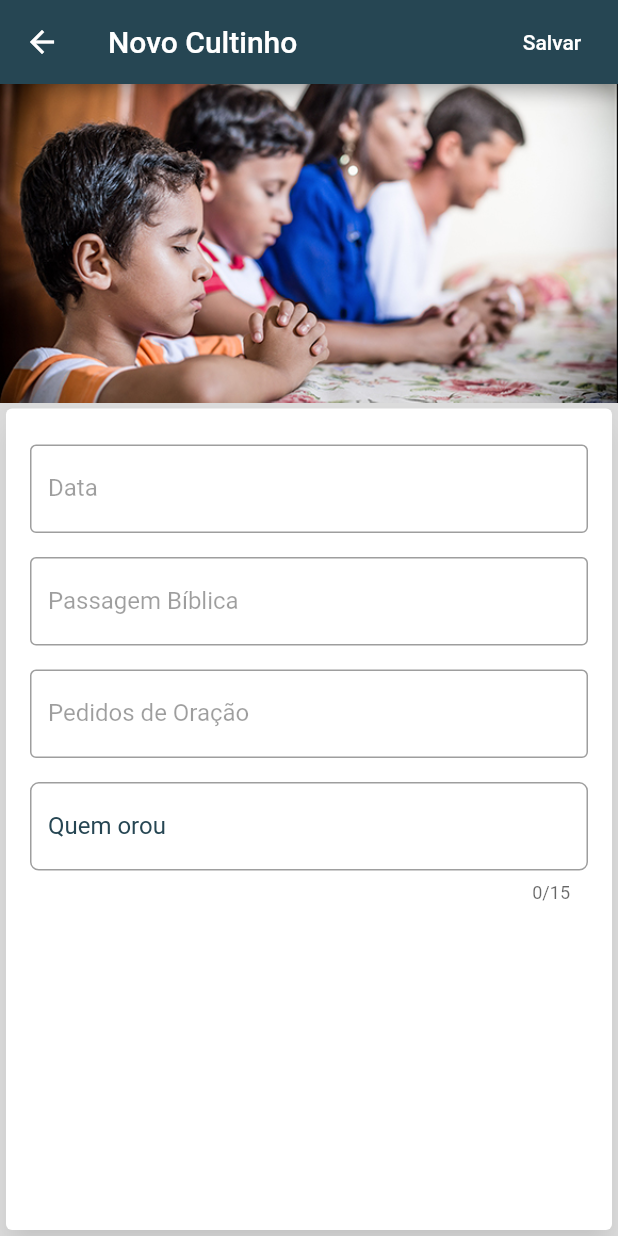
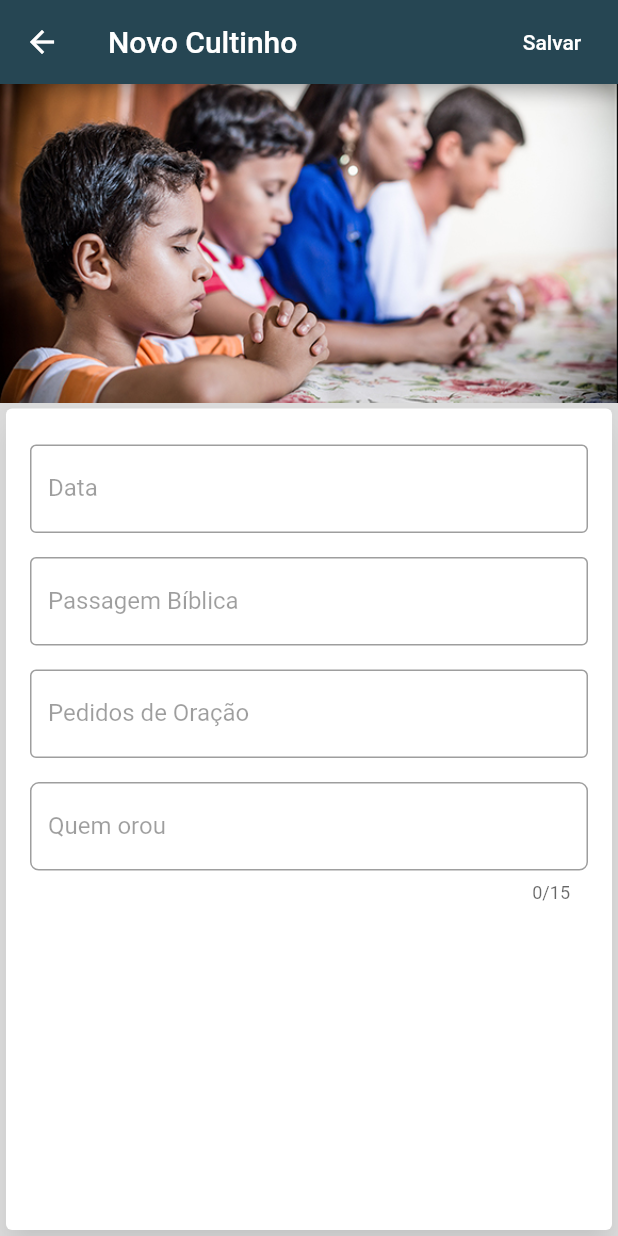
Before and after one commit to 1ucas/culto-domestico-app, a Flutter app: the NovoCultinho screen opened directly, on a phone screen of 412 x 824 dp. Run offline on Flutter 3.47's test engine with Material 2 defaults, Android fonts, the phone set to English and light mode, and no system bars; our stand-ins replace shared_preferences; accounts and stored records are empty.

Commit message:
Persistencia Local dos Cultinhos

```diff
--- a/lib/app/cultinhos/models/cultinho.dart
+++ b/lib/app/cultinhos/models/cultinho.dart
@@ -36,9 +36,9 @@ class Cultinho {
         'id': _identifier,
         'data': data.toIso8601String(),
         'pedidosOracao':
-            pedidosOracao.map((pedido) => pedido.toJson()).toList(),
+            pedidosOracao == null ? [] : pedidosOracao.map((pedido) => pedido.toJson()).toList(),
         'leituraFeita':
-            leituraFeita.map((leitura) => leitura.toJson()).toList(),
-        'quemOrou': quemOrou,
+            leituraFeita  == null ? [] : leituraFeita.map((leitura) => leitura.toJson()).toList(),
+        'quemOrou': quemOrou ?? "",
       };
 }
--- a/lib/app/cultinhos/ui/cultinho_list_tile.dart
+++ b/lib/app/cultinhos/ui/cultinho_list_tile.dart
@@ -54,7 +54,7 @@ class CultinhoListTile extends StatelessWidget {
     return Padding(
       padding: const EdgeInsets.all(8.0),
       child: Text(
-        "Passagem Lida: ${cultinho.leituraFeita == null ? "" : cultinho.leituraFeita.first}",
+        "Passagem Lida: ${cultinho.leituraFeita == null || cultinho.leituraFeita.length == 0 ? "" : cultinho.leituraFeita.first}",
       ),
     );
   }
--- a/lib/app/cultinhos/ui/novo_cultinho_page.dart
+++ b/lib/app/cultinhos/ui/novo_cultinho_page.dart
@@ -127,8 +127,7 @@ class _NovoCultinhoState extends State<NovoCultinho> {
         leituraFeita: _passagensLidas,
         pedidosOracao: _pedidosOracao
       );
-      CultinhoService().salvarCultinho(cultinho: novoCultinho);
-      Navigator.pop(context);
+      CultinhoService().salvarCultinho(cultinho: novoCultinho).then((_) => Navigator.pop(context));
     }
   }
 
@@ -214,13 +213,13 @@ class _NovoCultinhoState extends State<NovoCultinho> {
         controller: _quemOrouController,
         decoration: InputDecoration(
           labelText: "Quem orou",
-          labelStyle: TextStyle(color: AppStyle.PrimaryColor),
+          labelStyle: TextStyle(color: Colors.black38),
           focusedBorder: OutlineInputBorder(
-            borderSide: BorderSide(color: AppStyle.PrimaryColor),
+            borderSide: BorderSide(color: Colors.black38),
             borderRadius: BorderRadius.circular(5.8),
           ),
           border: OutlineInputBorder(
-            borderSide: BorderSide(color: AppStyle.PrimaryColor),
+            borderSide: BorderSide(color: Colors.black38),
             borderRadius: BorderRadius.circular(5.8),
           ),
         ),
--- a/lib/app/cultinhos/ui/passagem_selector.dart
+++ b/lib/app/cultinhos/ui/passagem_selector.dart
@@ -54,6 +54,7 @@ class _PassagemSelectorState extends State<PassagemSelector> {
             versiculos: versiculos.toList())
       ];
     } else {
+      return null;
     }
   }
 
--- a/lib/app/home/ui/home_page.dart
+++ b/lib/app/home/ui/home_page.dart
@@ -1,7 +1,6 @@
 import 'package:culto_domestico_app/app/common/styles/app_bottom_bar.dart';
 import 'package:culto_domestico_app/app/common/styles/app_tab_item.dart';
 import 'package:culto_domestico_app/app/cultinhos/ui/cultinhos_page.dart';
-import 'package:culto_domestico_app/app/dashboard/ui/dashboard_page.dart';
 import 'package:culto_domestico_app/app/pedidos_oracao/services/pedidos_oracao_service.dart';
 import 'package:culto_domestico_app/app/pedidos_oracao/ui/pedidos_oracao_page.dart';
 import 'package:flutter/material.dart';
--- a/lib/app/home/ui/models/passagem_biblica.dart
+++ b/lib/app/home/ui/models/passagem_biblica.dart
@@ -116,8 +116,8 @@ class PassagemBiblica {
 
   PassagemBiblica.fromJson(Map<String, dynamic> json)
       : livro = Livro.values[json['livro'] as int],
-        capitulos = json['capitulos'].toList(),
-        versiculos = json['versiculos'].toList();
+        capitulos = json['capitulos'].cast<int>(),
+        versiculos = json['versiculos'].cast<int>();
 
   Map<String, dynamic> toJson() => {
         'livro': livro.index,
```
Also changed, not shown: lib/app/cultinhos/services/cultinho_service.dart (+8 -7 lines), lib/app/cultinhos/ui/cultinhos_page.dart (+29 -12 lines), lib/app/local/data/cultinhos_local_data.dart (+12 -17 lines).
